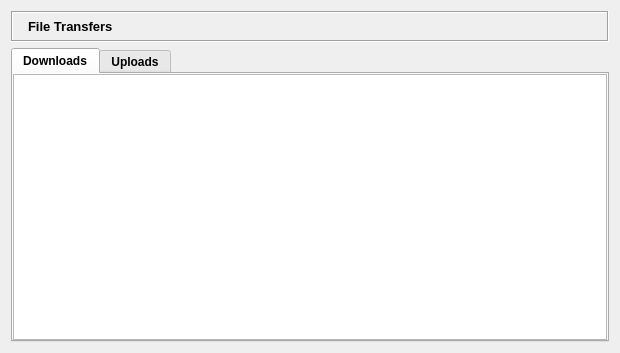
Before: the Qt Designer form retroshare-gui/src/gui/FileTransfer/TransfersDialog.ui in RetroShare/RetroShare, drawn with Qt 5.
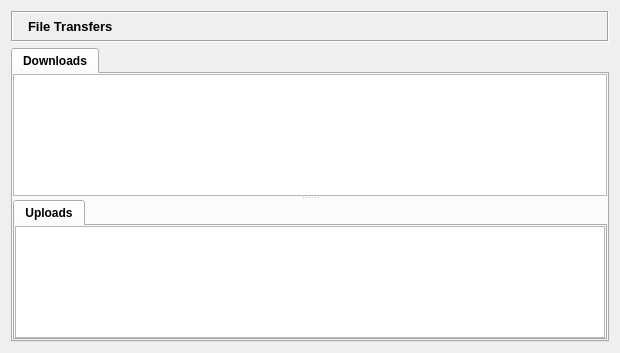
After: the same form once the commit is applied. Icons and pictures are not drawn.

Commit message: * Corrected the layout of the Connect Progress Dialog * Added few more file type icons for "cpp", "h" nd "c" * Corrected some strings * Moved Uploads to Downloads Tab.

```diff
--- a/retroshare-gui/src/gui/FileTransfer/TransfersDialog.ui
+++ b/retroshare-gui/src/gui/FileTransfer/TransfersDialog.ui
@@ -100,6 +100,9 @@
      <property name="currentIndex">
       <number>0</number>
      </property>
+     <property name="movable">
+      <bool>false</bool>
+     </property>
      <widget class="QWidget" name="tab">
       <attribute name="icon">
        <iconset resource="../images.qrc">
@@ -108,12 +111,40 @@
       <attribute name="title">
        <string>Downloads</string>
       </attribute>
-      <layout class="QVBoxLayout" name="verticalLayout_2">
+      <layout class="QGridLayout" name="gridLayout_2">
+       <property name="horizontalSpacing">
+        <number>6</number>
+       </property>
+       <property name="verticalSpacing">
+        <number>0</number>
+       </property>
        <property name="margin">
         <number>0</number>
        </property>
-       <item>
+       <item row="0" column="0">
+        <widget class="QSplitter" name="splitter">
+         <property name="minimumSize">
+          <size>
+           <width>0</width>
+           <height>0</height>
+          </size>
+         </property>
+         <property name="baseSize">
+          <size>
+           <width>0</width>
+           <height>0</height>
+          </size>
+         </property>
+         <property name="orientation">
+          <enum>Qt::Vertical</enum>
+         </property>
         <widget class="QTreeView" name="downloadList">
+          <property name="minimumSize">
+           <size>
+            <width>0</width>
+            <height>0</height>
+           </size>
+          </property>
          <property name="font">
           <font>
            <pointsize>9</pointsize>
@@ -162,9 +193,25 @@
           <bool>false</bool>
          </attribute>
         </widget>
-       </item>
-      </layout>
-     </widget>
+         <widget class="QTabWidget" name="tabWidget_2">
+          <property name="currentIndex">
+           <number>0</number>
+          </property>
+          <property name="elideMode">
+           <enum>Qt::ElideNone</enum>
+          </property>
+          <property name="usesScrollButtons">
+           <bool>true</bool>
+          </property>
+          <property name="documentMode">
+           <bool>false</bool>
+          </property>
+          <property name="tabsClosable">
+           <bool>false</bool>
+          </property>
+          <property name="movable">
+           <bool>false</bool>
+          </property>
      <widget class="QWidget" name="uploadsTab">
       <attribute name="icon">
        <iconset resource="../images.qrc">
@@ -173,15 +220,18 @@
       <attribute name="title">
        <string>Uploads</string>
       </attribute>
-      <layout class="QGridLayout">
+           <layout class="QGridLayout" name="gridLayout">
        <property name="margin">
         <number>0</number>
        </property>
-       <property name="spacing">
-        <number>0</number>
-       </property>
-       <item row="0" column="0" colspan="2">
+            <item row="0" column="0">
         <widget class="QTreeView" name="uploadsList">
+              <property name="minimumSize">
+               <size>
+                <width>0</width>
+                <height>0</height>
+               </size>
+              </property>
          <property name="font">
           <font>
            <pointsize>9</pointsize>
@@ -193,6 +243,11 @@
          <property name="sortingEnabled">
           <bool>true</bool>
          </property>
+             </widget>
+            </item>
+           </layout>
+          </widget>
+         </widget>
         </widget>
        </item>
       </layout>
```
Left out of the diff: 2 changed lines with no effect on the pictures. Lines whose indentation alone changed are shown as unchanged. The commit also changes 6 other files.
